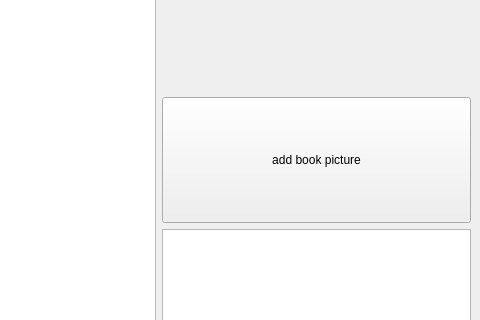
Above: mainwindow.ui from artemsmolyak/books before the change; both pictures show x 476 to 956 and y 302 to 622 of the 956 by 782 pixel window. Below: the same form after it.
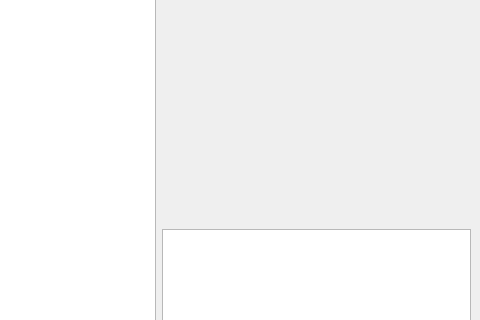
That is the form after the change. Icons and pictures are not drawn.

The edit to the form file:
```diff
--- a/mainwindow.ui
+++ b/mainwindow.ui
@@ -149,17 +149,17 @@
          </widget>
         </item>
         <item>
-         <widget class="QPushButton" name="pushButton">
-          <property name="sizePolicy">
-           <sizepolicy hsizetype="Minimum" vsizetype="Preferred">
-            <horstretch>0</horstretch>
-            <verstretch>0</verstretch>
-           </sizepolicy>
+         <spacer name="verticalSpacer">
+          <property name="orientation">
+           <enum>Qt::Vertical</enum>
           </property>
-          <property name="text">
-           <string>add book picture</string>
+          <property name="sizeHint" stdset="0">
+           <size>
+            <width>20</width>
+            <height>40</height>
+           </size>
           </property>
-         </widget>
+         </spacer>
         </item>
         <item>
          <widget class="QTextEdit" name="additionalWin2">
```
